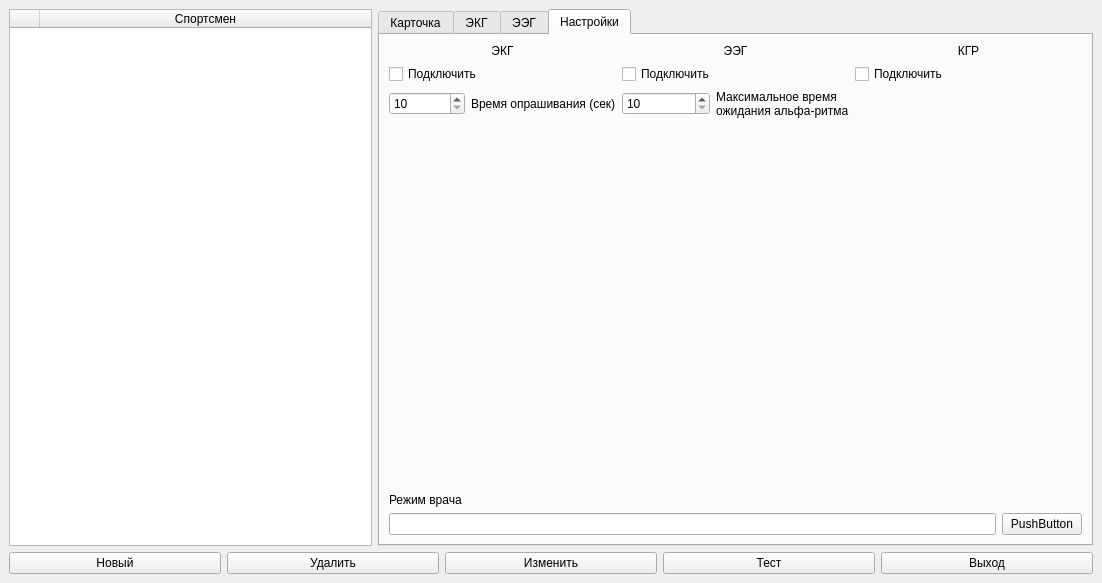
Before: the Qt Designer form design.ui in egorguslyan/kvantoriada, drawn with Qt 5.
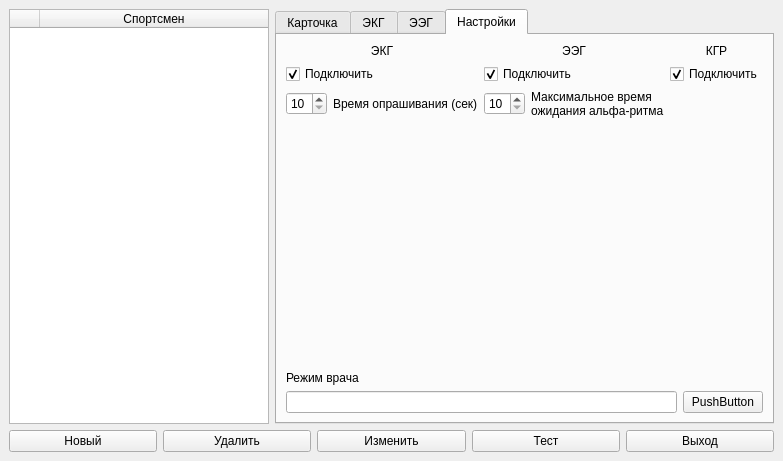
After: the same form once the commit is applied. The open tabs and pages were chosen to show the change. Custom widgets are drawn as their Qt base class.

What changed in the file:
```diff
--- a/design.ui
+++ b/design.ui
@@ -9,8 +9,8 @@
    <rect>
     <x>0</x>
     <y>0</y>
-    <width>1102</width>
-    <height>583</height>
+    <width>783</width>
+    <height>461</height>
    </rect>
   </property>
   <property name="windowTitle">
@@ -552,6 +552,9 @@
               <property name="text">
                <string>Подключить</string>
               </property>
+              <property name="checked">
+               <bool>true</bool>
+              </property>
              </widget>
             </item>
             <item row="0" column="0">
@@ -589,6 +592,9 @@
               <property name="text">
                <string>Подключить</string>
               </property>
+              <property name="checked">
+               <bool>true</bool>
+              </property>
              </widget>
             </item>
             <item row="2" column="1">
@@ -656,6 +662,9 @@
               <property name="text">
                <string>Подключить</string>
               </property>
+              <property name="checked">
+               <bool>true</bool>
+              </property>
              </widget>
             </item>
            </layout>
@@ -742,6 +751,13 @@
    </layout>
   </widget>
  </widget>
+ <customwidgets>
+  <customwidget>
+   <class>ResultLabel</class>
+   <extends>QLabel</extends>
+   <header>resultlabel</header>
+  </customwidget>
+ </customwidgets>
  <tabstops>
   <tabstop>secondNameEdit</tabstop>
   <tabstop>nameEdit</tabstop>
```
Left out of the diff: 139 changed lines with no effect on the pictures.
